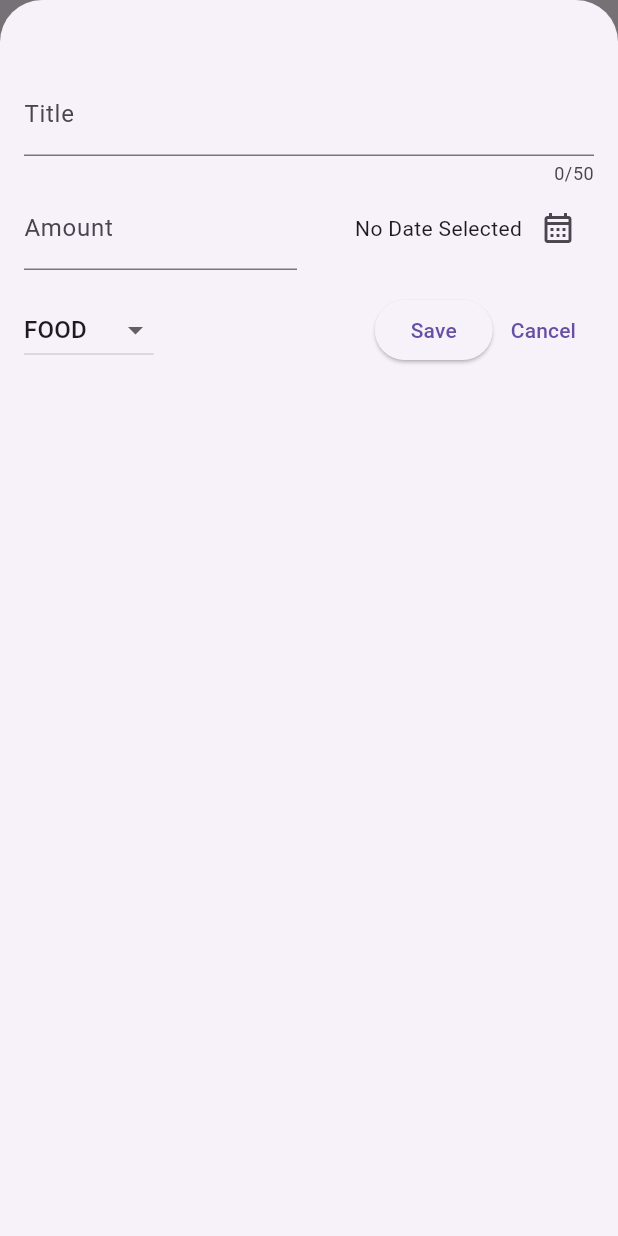
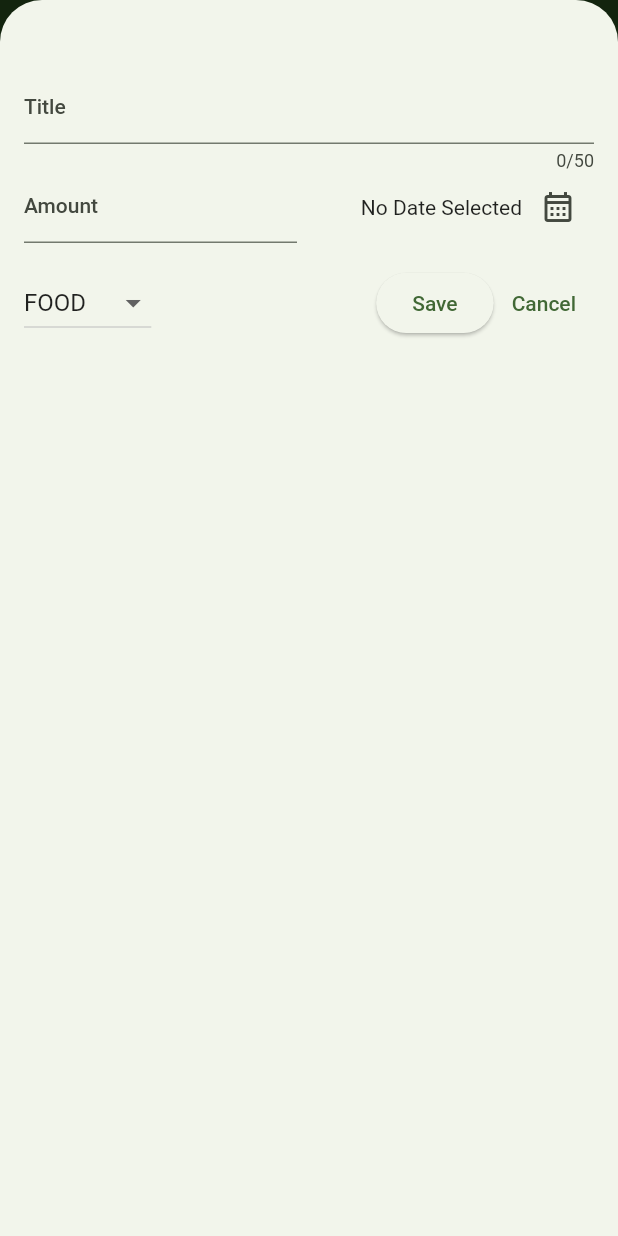
Before and after one commit to ThaddeusEvan/ExpenseTrackerApp, a Flutter app: the screen it shows after launch, after a tap on the "add" icon, on a phone screen of 412 x 824 dp. Run offline on Flutter 3.47's test engine with Material 2 defaults, Android fonts, the phone set to English and light mode, and no system bars.

Commit message:
Set Color Scheme and Appbar Color

```diff
--- a/lib/main.dart
+++ b/lib/main.dart
@@ -2,10 +2,21 @@ import 'package:flutter/material.dart';
 
 import 'package:expense_tracker/widget/expense.dart';
 
+var kColorScheme = ColorScheme.fromSeed(
+  seedColor: const Color.fromARGB(255, 51, 255, 0),
+);
+
 void main() {
   runApp(
     MaterialApp(
-      theme: ThemeData(useMaterial3: true),
+      theme: ThemeData().copyWith(
+        useMaterial3: true,
+        colorScheme: kColorScheme,
+        appBarTheme: const AppBarTheme().copyWith(
+          backgroundColor: kColorScheme.onPrimaryContainer,
+          foregroundColor: kColorScheme.primaryContainer,
+        ),
+      ),
       home: const Expense(),
     ),
   );
```
